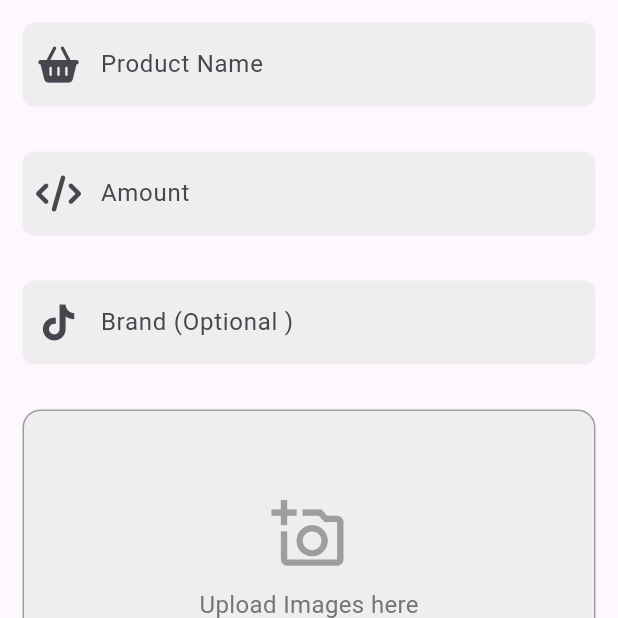
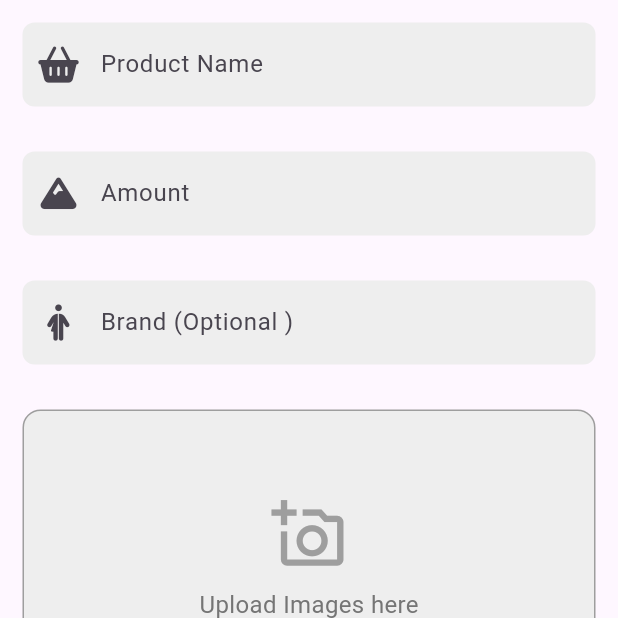
Before and after one commit to engbasel/Grocery-Market-App, a Flutter app: the AddToWishlistBody screen opened directly, on a phone screen of 412 x 824 dp, the top half of it. Run offline on Flutter 3.47's test engine with Material 3 defaults, Android fonts, the phone set to English and light mode, and no system bars; our stand-ins replace flutter_bloc, flutter_svg, font_awesome_flutter, shared_preferences, smooth_page_indicator; accounts and stored records are empty.

Commit message:
"Updated prefix icons in AddToWishlistBody"

```diff
--- a/lib/Features/Wishlist/Views/Add to Wishlist.dart
+++ b/lib/Features/Wishlist/Views/Add to Wishlist.dart
@@ -50,7 +50,7 @@ class AddToWishlistBody extends StatelessWidget {
               child: customTextFormField(
                 labelText: 'Amount',
                 hintText: 'Amount',
-                prefixIcon: FontAwesomeIcons.code,
+                prefixIcon: FontAwesomeIcons.mountain,
               ),
             ),
             const Padding(
@@ -58,7 +58,7 @@ class AddToWishlistBody extends StatelessWidget {
               child: customTextFormField(
                 labelText: 'Brand (Optional )',
                 hintText: 'Brand (Optional )',
-                prefixIcon: FontAwesomeIcons.tiktok,
+                prefixIcon: FontAwesomeIcons.personHalfDress,
               ),
             ),
             const Padding(
```
